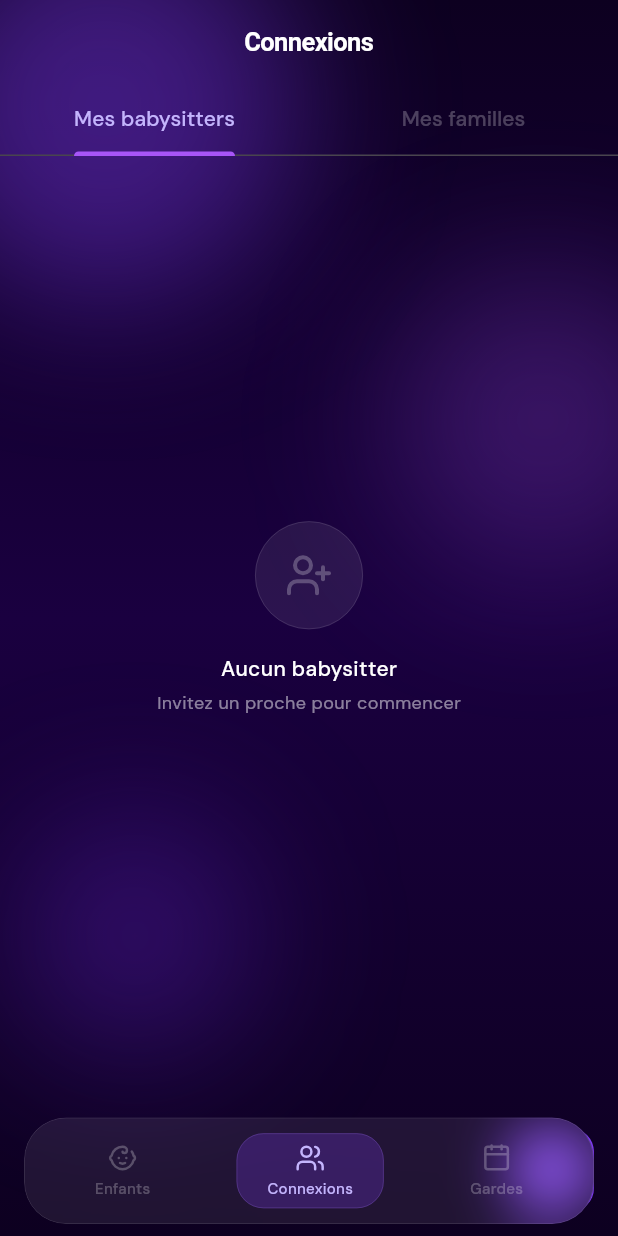
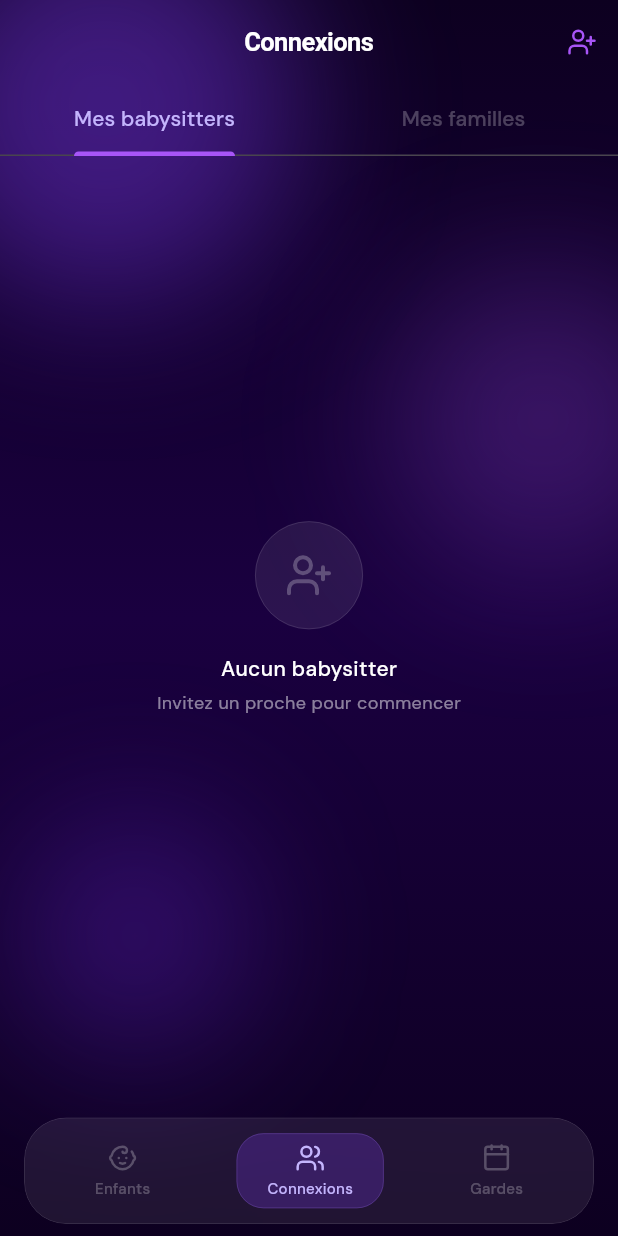
Before and after one commit to franckobe/familyguard, a Flutter app: the screen it shows once a user with an empty profile is signed in, item 2 of the bottom bar chosen, on a phone screen of 412 x 824 dp. Run offline on Flutter 3.47's test engine with Material 3 defaults, Android fonts, the phone set to English and light mode, and no system bars; our stand-ins replace cached_network_image, cloud_firestore, cloud_functions, firebase_auth, firebase_core, firebase_storage and 6 more; accounts and stored records are empty.

Commit message:
fix(connections): move invite action from FAB to AppBar (FAB hidden by GlassTabBar)

```diff
--- a/lib/features/connections/screens/connections_list_screen.dart
+++ b/lib/features/connections/screens/connections_list_screen.dart
@@ -42,6 +42,12 @@ class _ConnectionsListScreenState extends ConsumerState<ConnectionsListScreen>
       extendBodyBehindAppBar: true,
       appBar: GlassAppBar(
         title: const Text('Connexions'),
+        actions: [
+          IconButton(
+            onPressed: () => context.push('/connections/invite'),
+            icon: const Icon(LucideIcons.userPlus, size: 20, color: AppColors.primaryLight),
+          ),
+        ],
         bottom: TabBar(
           controller: _tabController,
           labelColor: AppColors.badgeNewText,
@@ -102,10 +108,6 @@ class _ConnectionsListScreenState extends ConsumerState<ConnectionsListScreen>
           ],
         ),
       ),
-      floatingActionButton: FloatingActionButton(
-        onPressed: () => context.push('/connections/invite'),
-        child: const Icon(LucideIcons.userPlus),
-      ),
     );
   }
 }
```
